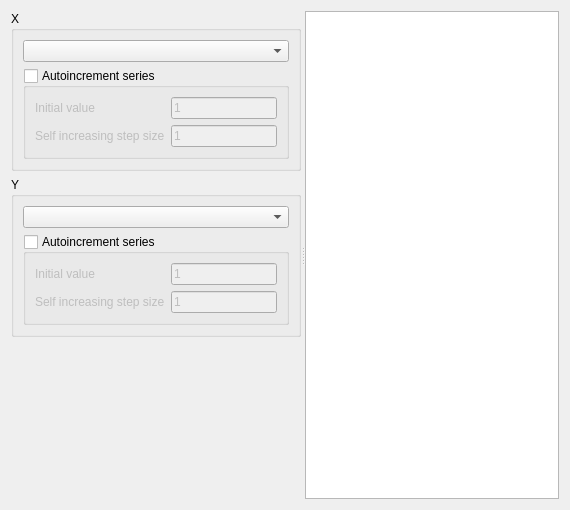
The window that src/DAGui/DAChartAddXYSeriesWidget.ui (czyt1988/data-workbench) describes before a commit, drawn with Qt 5.
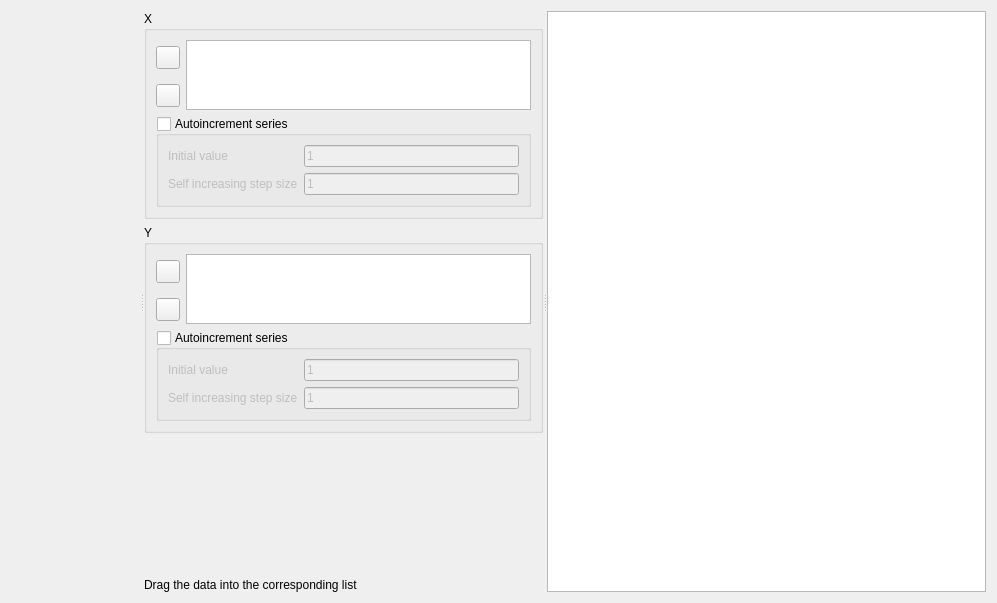
The same window after the commit. Icons and pictures are not drawn. Custom widgets are drawn as their Qt base class.

Patch:
```diff
--- a/src/DAGui/DAChartAddXYSeriesWidget.ui
+++ b/src/DAGui/DAChartAddXYSeriesWidget.ui
@@ -6,30 +6,26 @@
    <rect>
     <x>0</x>
     <y>0</y>
-    <width>570</width>
-    <height>510</height>
+    <width>997</width>
+    <height>603</height>
    </rect>
   </property>
   <property name="windowTitle">
    <string>Add XY Series</string>
   </property>
-  <layout class="QVBoxLayout" name="verticalLayout_4">
+  <layout class="QVBoxLayout" name="verticalLayout_2">
    <item>
+    <widget class="QSplitter" name="splitter_2">
+     <property name="orientation">
+      <enum>Qt::Orientation::Horizontal</enum>
+     </property>
     <widget class="QSplitter" name="splitter">
-     <property name="sizePolicy">
-      <sizepolicy hsizetype="Expanding" vsizetype="Expanding">
-       <horstretch>0</horstretch>
-       <verstretch>0</verstretch>
-      </sizepolicy>
-     </property>
      <property name="orientation">
-      <enum>Qt::Horizontal</enum>
-     </property>
+       <enum>Qt::Orientation::Horizontal</enum>
+      </property>
+      <widget class="DA::DADataManagerTreeWidget" name="dataManagerWidget" native="true"/>
      <widget class="QWidget" name="layoutWidget">
-      <layout class="QVBoxLayout" name="verticalLayout_3">
-       <item>
-        <layout class="QHBoxLayout" name="horizontalLayout"/>
-       </item>
+       <layout class="QVBoxLayout" name="verticalLayout">
        <item>
         <widget class="DA::DACollapsibleGroupBox" name="groupBoxX">
          <property name="title">
@@ -38,11 +34,33 @@
          <property name="flat">
           <bool>true</bool>
          </property>
-         <layout class="QVBoxLayout" name="verticalLayout">
-          <item>
-           <widget class="DA::DADataManagerComboBox" name="comboBoxX"/>
-          </item>
-          <item>
+          <layout class="QGridLayout" name="gridLayout_4">
+           <item row="0" column="0">
+            <widget class="QToolButton" name="toolButtonAddToX">
+             <property name="text">
+              <string/>
+             </property>
+             <property name="icon">
+              <iconset resource="icon.qrc">
+               <normaloff>:/DAGui/icon/right-add.svg</normaloff>:/DAGui/icon/right-add.svg</iconset>
+             </property>
+            </widget>
+           </item>
+           <item row="0" column="1" rowspan="2">
+            <widget class="DA::DAPySeriesListView" name="listViewX"/>
+           </item>
+           <item row="1" column="0">
+            <widget class="QToolButton" name="toolButtonRemoveFromX">
+             <property name="text">
+              <string/>
+             </property>
+             <property name="icon">
+              <iconset resource="icon.qrc">
+               <normaloff>:/DAGui/icon/left-remove.svg</normaloff>:/DAGui/icon/left-remove.svg</iconset>
+             </property>
+            </widget>
+           </item>
+           <item row="2" column="0" colspan="2">
            <widget class="QGroupBox" name="groupBoxXAutoincrement">
             <property name="title">
              <string>Autoincrement series</string>
@@ -92,18 +110,40 @@
         </widget>
        </item>
        <item>
-        <widget class="DA::DACollapsibleGroupBox" name="groupBox">
+         <widget class="DA::DACollapsibleGroupBox" name="groupBoxY">
          <property name="title">
           <string>Y</string>
          </property>
          <property name="flat">
           <bool>true</bool>
          </property>
-         <layout class="QVBoxLayout" name="verticalLayout_2">
-          <item>
-           <widget class="DA::DADataManagerComboBox" name="comboBoxY"/>
-          </item>
-          <item>
+          <layout class="QGridLayout" name="gridLayout_3">
+           <item row="0" column="0">
+            <widget class="QToolButton" name="toolButtonAddToY">
+             <property name="text">
+              <string/>
+             </property>
+             <property name="icon">
+              <iconset resource="icon.qrc">
+               <normaloff>:/DAGui/icon/right-add.svg</normaloff>:/DAGui/icon/right-add.svg</iconset>
+             </property>
+            </widget>
+           </item>
+           <item row="0" column="1" rowspan="2">
+            <widget class="DA::DAPySeriesListView" name="listViewY"/>
+           </item>
+           <item row="1" column="0">
+            <widget class="QToolButton" name="toolButtonRemoveFromY">
+             <property name="text">
+              <string/>
+             </property>
+             <property name="icon">
+              <iconset resource="icon.qrc">
+               <normaloff>:/DAGui/icon/left-remove.svg</normaloff>:/DAGui/icon/left-remove.svg</iconset>
+             </property>
+            </widget>
+           </item>
+           <item row="2" column="0" colspan="2">
            <widget class="QGroupBox" name="groupBoxYAutoincrement">
             <property name="title">
              <string>Autoincrement series</string>
@@ -160,12 +200,20 @@
          <property name="sizeHint" stdset="0">
           <size>
            <width>20</width>
-           <height>40</height>
+            <height>18</height>
           </size>
          </property>
         </spacer>
        </item>
-      </layout>
+        <item>
+         <widget class="QLabel" name="label">
+          <property name="text">
+           <string>Drag the data into the corresponding list</string>
+          </property>
+         </widget>
+        </item>
+       </layout>
+      </widget>
      </widget>
      <widget class="DA::DAPySeriesTableView" name="tableViewXY"/>
     </widget>
@@ -173,11 +221,6 @@
   </layout>
  </widget>
  <customwidgets>
-  <customwidget>
-   <class>DA::DADataManagerComboBox</class>
-   <extends>QComboBox</extends>
-   <header>DADataManagerComboBox.h</header>
-  </customwidget>
   <customwidget>
    <class>DA::DACollapsibleGroupBox</class>
    <extends>QGroupBox</extends>
@@ -189,6 +232,17 @@
    <extends>QTableView</extends>
    <header>DAPySeriesTableView.h</header>
   </customwidget>
+  <customwidget>
+   <class>DA::DAPySeriesListView</class>
+   <extends>QListView</extends>
+   <header>DAPySeriesListView.h</header>
+  </customwidget>
+  <customwidget>
+   <class>DA::DADataManagerTreeWidget</class>
+   <extends>QWidget</extends>
+   <header>DADataManagerTreeWidget.h</header>
+   <container>1</container>
+  </customwidget>
  </customwidgets>
  <resources/>
  <connections/>
```
Left out of the diff: 105 changed lines with no effect on the pictures. Lines whose indentation alone changed are shown as unchanged.
